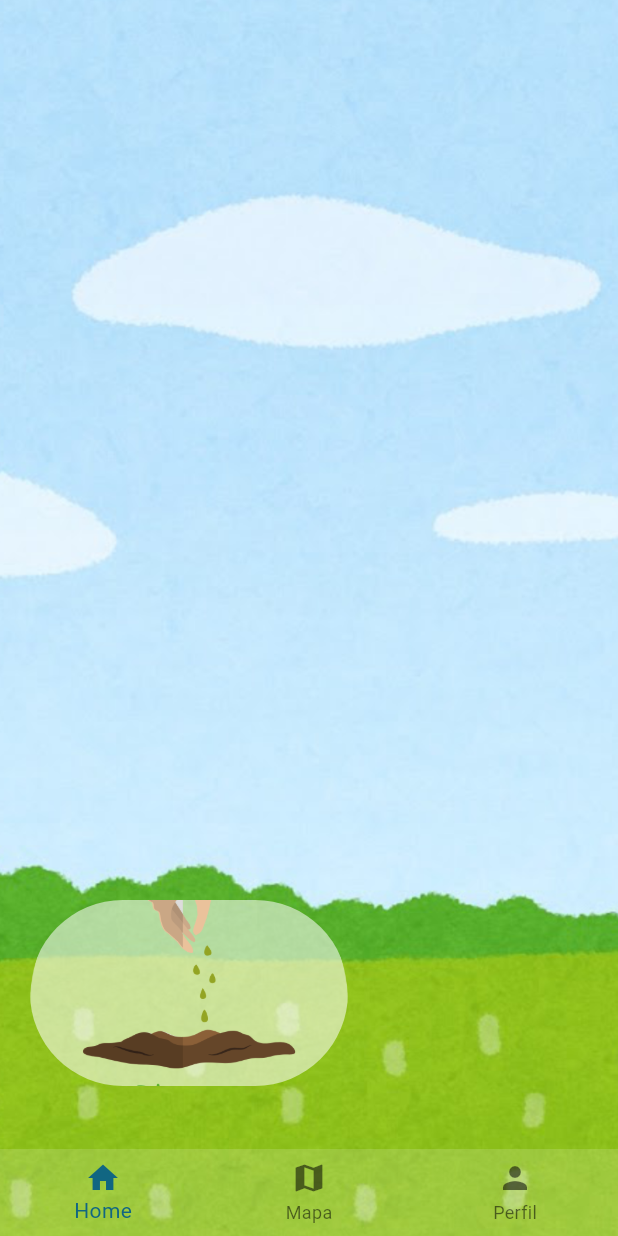
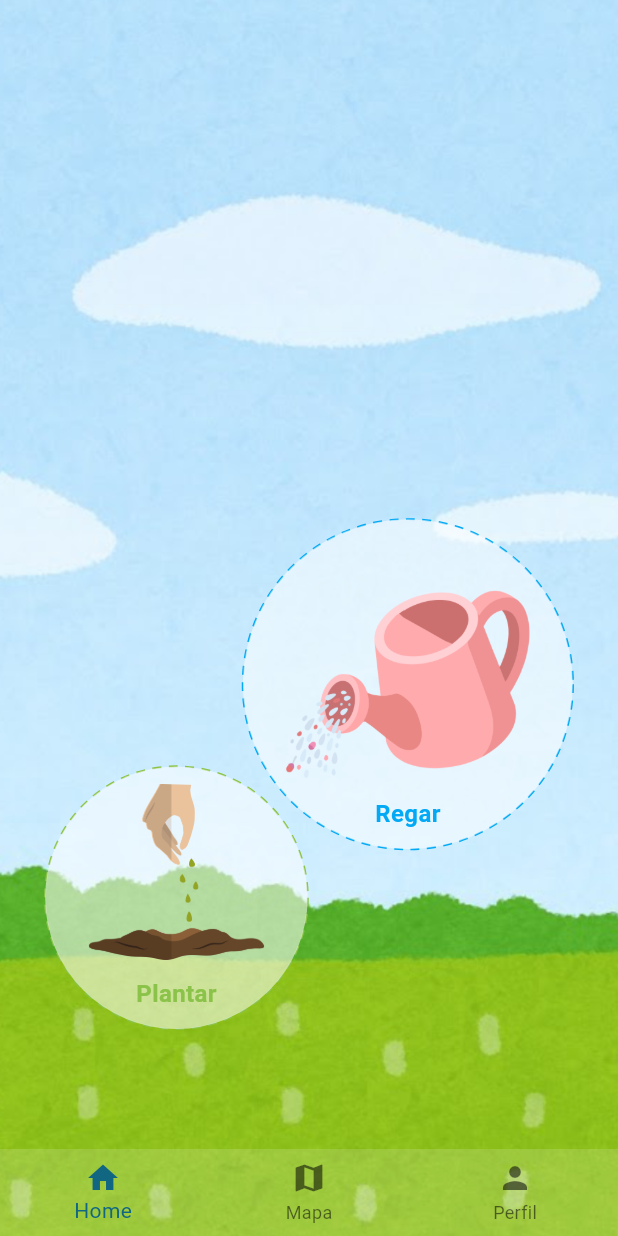
Before and after one commit to mirelasc23/ddm_projeto_final, a Flutter app: the Telas screen opened by its route, on a phone screen of 412 x 824 dp. Run offline on Flutter 3.47's test engine with Material 3 defaults, Android fonts, the phone set to English and light mode, and no system bars; drawn by our look-alikes of dotted_border; our stand-ins replace firebase_auth, firebase_core, get_it, sqflite; accounts and stored records are empty; Roboto replaces fonts that are missing (ChildosArabic).

Commit message:
tela home com botoes regar plantar certos

```diff
--- a/lib/view/tela_home.dart
+++ b/lib/view/tela_home.dart
@@ -1,43 +1,77 @@
 import 'package:flutter/material.dart';
+import 'package:ddm_projeto_final/widgets/botao_acao.dart';
 
 class TelaHome extends StatelessWidget {
+  const TelaHome({Key? key}) : super(key: key);
+
   @override
   Widget build(BuildContext context) {
+    final tamanhoTela = MediaQuery.of(context).size;
+
     return Container(
-      width: double.infinity,
-      height: double.infinity,
+      width: tamanhoTela.width,
+      height: tamanhoTela.height,
 
-      decoration: BoxDecoration(
+      decoration: const BoxDecoration(
         image: DecorationImage(
           image: AssetImage('assets/images/paginainicial-fundo.png'),
           fit: BoxFit.cover,
         ),
       ),
-      child: Padding(
-        padding: const EdgeInsets.only(
-          top: 600,
-          bottom: 100,
-          left: 20,
-          right: 180,
+
+      child: SafeArea(
+        child: Stack(
+          children: [
+            Positioned(
+              top: tamanhoTela.height * 0.42,
+              right: 30,
+              child: BotaoAcao(
+                imagem: 'assets/images/regar.png',
+                label: 'Regar',
+                cor: Colors.lightBlue,
+                tamanho: 220,
+                onTap: () {
+                  //implementar
+                },
+              ),
+            ),
+            Positioned(
+              top: tamanhoTela.height * 0.62,
+              left: 30,
+              child: BotaoAcao(
+                imagem: 'assets/images/plantar.png',
+                label: 'Plantar',
+                cor: Colors.lightGreen,
+                onTap: () {
+                  //implementar
+                },
+              ),
+            ),
+          ],
         ),
-        child: TextButton(
-          onPressed: () {},
-          style: TextButton.styleFrom(
-            backgroundBuilder:
-                (BuildContext context, Set<WidgetState> states, Widget? child) {
-                  return Ink(
-                    decoration: const BoxDecoration(
-                      image: DecorationImage(
-                        image: AssetImage('assets/images/plantar.png'),
-                        fit: .fitWidth,
-                      ),
-                    ),
-                    child: child,
-                  );
-                },
-          ),
-          child: const Text(''),
-        ),
+        // padding: const EdgeInsets.only(
+        //   top: 600,
+        //   bottom: 100,
+        //   left: 20,
+        //   right: 180,
+        // ),
+        // child: TextButton(
+        //   onPressed: () {},
+        //   style: TextButton.styleFrom(
+        //     backgroundBuilder:
+        //         (BuildContext context, Set<WidgetState> states, Widget? child) {
+        //           return Ink(
+        //             decoration: const BoxDecoration(
+        //               image: DecorationImage(
+        //                 image: AssetImage('assets/images/plantar.png'),
+        //                 fit: BoxFit.fitWidth,
+        //               ),
+        //             ),
+        //             child: child,
+        //           );
+        //         },
+        //   ),
+        //   child: const Text(''),
       ),
     );
   }
--- /dev/null
+++ b/lib/widgets/botao_acao.dart
@@ -0,0 +1,69 @@
+import 'package:flutter/material.dart';
+import 'package:ddm_projeto_final/util/fontes.dart';
+import 'package:dotted_border/dotted_border.dart';
+
+class BotaoAcao extends StatelessWidget {
+  final String imagem;
+  final String label;
+  final Color cor;
+  final VoidCallback onTap;
+  final double tamanho;
+
+  const BotaoAcao({
+    Key? key,
+    required this.imagem,
+    required this.label,
+    this.cor = Colors.white,
+    required this.onTap,
+    this.tamanho = 175,
+  }) : super(key: key);
+
+  @override
+  Widget build(BuildContext context) {
+    return GestureDetector(
+      onTap: onTap,
+      child: DottedBorder(
+        options: CircularDottedBorderOptions(
+          color: cor,
+          strokeWidth: 1.3,
+          dashPattern: const [6, 5],
+          padding: const EdgeInsets.all(0.1),
+        ),
+        child: Container(
+          width: tamanho,
+          height: tamanho,
+          decoration: BoxDecoration(
+            shape: BoxShape.circle,
+            // border: Border.all(color: cor, width: 2, style: BorderStyle.solid),
+            image: DecorationImage(
+              image: AssetImage(imagem),
+              fit: BoxFit.cover,
+            ),
+          ),
+          child: Align(
+            alignment: Alignment.bottomCenter,
+            child: Padding(
+              padding: const EdgeInsets.only(bottom: 12),
+              child: Text(
+                label,
+                style: TextStyle(
+                  fontFamily: AppFonts.childos,
+                  color: cor,
+                  fontWeight: FontWeight.w600,
+                  fontSize: 16,
+                ),
+              ),
+            ),
+          ),
+          // const SizedBox(height: 6),
+          // Text(
+          //   label,
+          //   style: const TextStyle(
+          //     color: Colors.blueGrey,
+          //     fontWeight: FontWeight.w600,
+          //   ),
+        ),
+      ),
+    );
+  }
+}
```
Also changed, not shown: assets/images/plantar.png, assets/images/regar.png, pubspec.lock.
